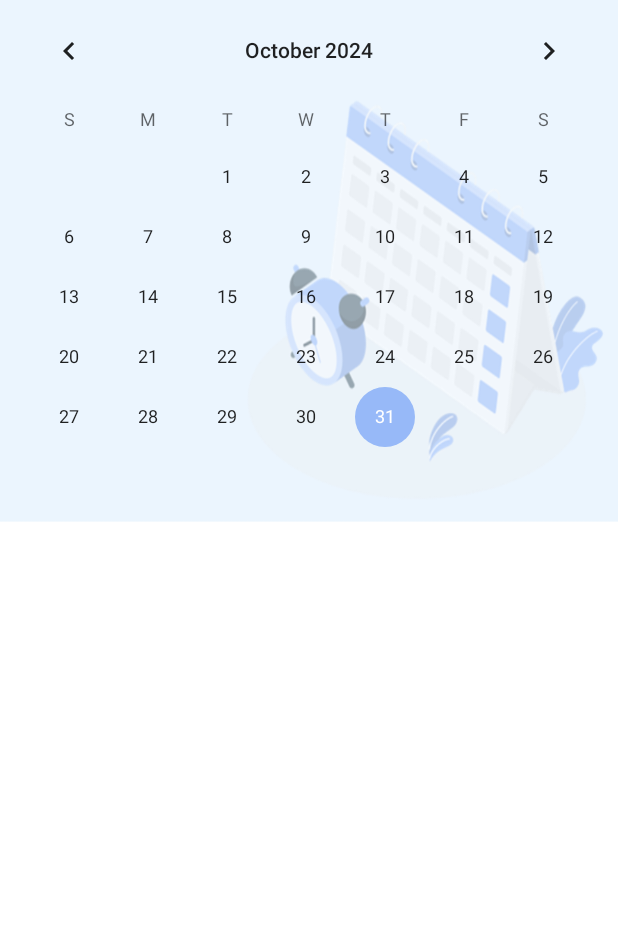
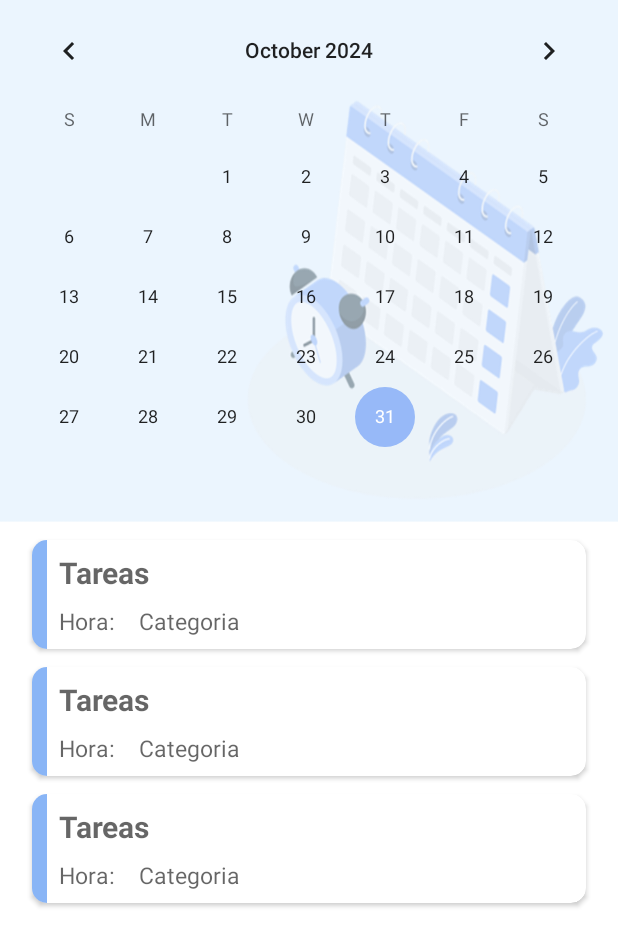
Before and after one commit to Sandra-Elizabeth-MJ/TodoList, an Android app: the layout fragment_calendario.xml on its own in the app's theme, with its tools: preview values and no code run, on a phone screen of 412 x 824 dp. Shown: the top 946 px of the screen. Run offline under Robolectric (Android 15) with nearby library versions, the phone set to English and light mode, and no system bars.

Commit message:
Filtrado de tareas en calendarioFragmen

```diff
--- a/app/build.gradle
+++ b/app/build.gradle
@@ -57,4 +57,5 @@ dependencies {
     implementation ("com.google.firebase:firebase-firestore:25.0.0")
     implementation 'com.google.firebase:firebase-storage:21.0.0'
     implementation 'com.google.firebase:firebase-auth:22.0.0'
+
 }
--- a/app/src/main/java/com/example/todolist/Fragmentos/TareaFragment.java
+++ b/app/src/main/java/com/example/todolist/Fragmentos/TareaFragment.java
@@ -32,6 +32,7 @@ import androidx.appcompat.app.AppCompatActivity;
 import androidx.appcompat.widget.Toolbar;
 import androidx.core.content.ContextCompat;
 import androidx.fragment.app.Fragment;
+import androidx.recyclerview.widget.ItemTouchHelper;
 import androidx.recyclerview.widget.LinearLayoutManager;
 import androidx.recyclerview.widget.RecyclerView;
 
@@ -203,7 +204,7 @@ public class TareaFragment extends Fragment {
         firestoreManager.createTarea(nuevaTarea, new FirestoreManager.FirestoreCallback<String>() {
             @Override
             public void onSuccess(String newTareaId) {
-                Toast.makeText(getContext(), "Tarea creada con éxito. ID: " + newTareaId, Toast.LENGTH_SHORT).show();
+                Toast.makeText(getContext(), "Tarea creada con éxito", Toast.LENGTH_SHORT).show();
                 // Aquí puedes actualizar tu lista local si es necesario
                 nuevaTarea.setId(newTareaId);
                 tareaInfoList.add(nuevaTarea);
--- a/app/src/main/res/layout/fragment_calendario.xml
+++ b/app/src/main/res/layout/fragment_calendario.xml
@@ -1,6 +1,8 @@
 <LinearLayout xmlns:android="http://schemas.android.com/apk/res/android"
+    xmlns:app="http://schemas.android.com/apk/res-auto"
     android:layout_width="match_parent"
     android:layout_height="match_parent"
+    xmlns:tools="http://schemas.android.com/tools"
     android:background="@drawable/fondo_calendario"
     android:orientation="vertical">
 
@@ -8,13 +10,14 @@
         android:id="@+id/calendario"
         android:layout_width="match_parent"
         android:layout_height="wrap_content"
-        android:background="@android:color/transparent"
         android:layout_margin="0dp"/>
 
-    <ListView
-        android:id="@+id/lista_tareas"
+    <androidx.recyclerview.widget.RecyclerView
+        android:layout_margin="8dp"
+        android:id="@+id/rvTareasCalendario"
         android:layout_width="match_parent"
         android:layout_height="wrap_content"
-        android:layout_marginTop="19dp"/>
+        android:padding="8dp"
+        tools:listitem="@layout/rv_tareas_calendario" />
 
 </LinearLayout>
--- /dev/null
+++ b/app/src/main/res/layout/rv_tareas_calendario.xml
@@ -0,0 +1,66 @@
+<?xml version="1.0" encoding="utf-8"?>
+<androidx.cardview.widget.CardView xmlns:android="http://schemas.android.com/apk/res/android"
+    xmlns:app="http://schemas.android.com/apk/res-auto"
+    android:layout_width="match_parent"
+    android:layout_height="wrap_content"
+    app:cardCornerRadius="10dp"
+    app:cardUseCompatPadding="true"
+    android:backgroundTint="@color/white"
+    android:elevation="12dp">
+
+    <!-- Contenedor principal en orientación horizontal para incluir la franja y el contenido -->
+    <LinearLayout
+        android:layout_width="match_parent"
+        android:layout_height="wrap_content"
+        android:orientation="horizontal">
+
+        <!-- Franja vertical de color en el lado izquierdo -->
+        <View
+            android:layout_width="10dp"
+            android:layout_height="match_parent"
+            android:background="@color/celesteA1"/>
+
+        <!-- Contenido del CardView -->
+        <LinearLayout
+            android:layout_width="match_parent"
+            android:layout_height="wrap_content"
+            android:orientation="vertical"
+            android:padding="8dp">
+
+            <TextView
+                android:id="@+id/tvNombreTarea"
+                android:layout_width="match_parent"
+                android:layout_height="wrap_content"
+                android:hint="@string/tareas"
+                android:textSize="20sp"
+                android:textStyle="bold"
+                android:textColor="@android:color/black"/>
+
+            <LinearLayout
+                android:layout_width="match_parent"
+                android:layout_height="wrap_content"
+                android:orientation="horizontal"
+                android:layout_marginTop="8dp">
+
+                <TextView
+                    android:id="@+id/tvHoraTarea"
+                    android:hint="@string/hora"
+                    android:layout_width="wrap_content"
+                    android:layout_height="wrap_content"
+                    android:textSize="15sp"
+                    android:textColor="@android:color/darker_gray"/>
+
+                <TextView
+                    android:id="@+id/tvCategoriaTarea"
+                    android:hint="@string/categoria"
+                    android:layout_width="wrap_content"
+                    android:layout_height="wrap_content"
+                    android:textSize="15sp"
+                    android:layout_marginStart="16dp"
+                    android:textColor="@android:color/darker_gray"/>
+            </LinearLayout>
+        </LinearLayout>
+
+    </LinearLayout>
+
+</androidx.cardview.widget.CardView>
--- a/app/src/main/res/values/strings.xml
+++ b/app/src/main/res/values/strings.xml
@@ -44,5 +44,6 @@
     <string name="cerrar_sesion">Cerrar Sesión</string>
     <string name="hello_blank_fragment">Hello usuario fragment</string>
     <string name="tareas_completadas">Tareas Completadas</string>
+    <string name="categoria">Categoria</string>
 
 </resources>
--- a/gradle/libs.versions.toml
+++ b/gradle/libs.versions.toml
@@ -1,6 +1,7 @@
 [versions]
 agp = "8.5.1"
 cardview = "1.0.0"
+core = "1.15.0"
 firebaseStorage = "21.0.1"
 junit = "4.13.2"
 junitVersion = "1.2.1"
@@ -11,12 +12,14 @@ lifecycleViewmodelKtx = "2.5.1"
 material = "1.12.0"
 activity = "1.9.2"
 constraintlayout = "2.1.4"
+materialCalendarview = "2.0.1"
 navigationFragment = "2.5.3"
 navigationFragmentKtx = "2.5.3"
 firebaseAuth = "23.0.0"
 
 [libraries]
 androidx-cardview = { module = "androidx.cardview:cardview", version.ref = "cardview" }
+androidx-core = { module = "androidx.core:core", version.ref = "core" }
 androidx-lifecycle-viewmodel-ktx = { module = "androidx.lifecycle:lifecycle-viewmodel-ktx", version.ref = "lifecycleViewmodelKtx" }
 androidx-navigation-fragment-ktx = { module = "androidx.navigation:navigation-fragment-ktx", version.ref = "navigationFragmentKtx" }
 androidx-navigation-ui = { module = "androidx.navigation:navigation-ui", version.ref = "navigationFragment" }
@@ -30,6 +33,7 @@ lifecycle-livedata-ktx = { module = "androidx.lifecycle:lifecycle-livedata-ktx",
 material = { group = "com.google.android.material", name = "material", version.ref = "material" }
 activity = { group = "androidx.activity", name = "activity", version.ref = "activity" }
 constraintlayout = { group = "androidx.constraintlayout", name = "constraintlayout", version.ref = "constraintlayout" }
+material-calendarview = { module = "com.prolificinteractive:material-calendarview", version.ref = "materialCalendarview" }
 navigation-fragment = { module = "androidx.navigation:navigation-fragment", version.ref = "navigationFragment" }
 firebase-auth = { group = "com.google.firebase", name = "firebase-auth", version.ref = "firebaseAuth" }
 
```
Also changed, not shown: app/src/main/java/com/example/todolist/Fragmentos/CalendarioFragment.java (+65 -58 lines), app/src/main/java/com/example/todolist/adapters/TareaAdapter.java (+10 -0 lines), app/src/main/java/com/example/todolist/adapters/TareaCalendarioAdapter.java (added, +78 -0 lines).
